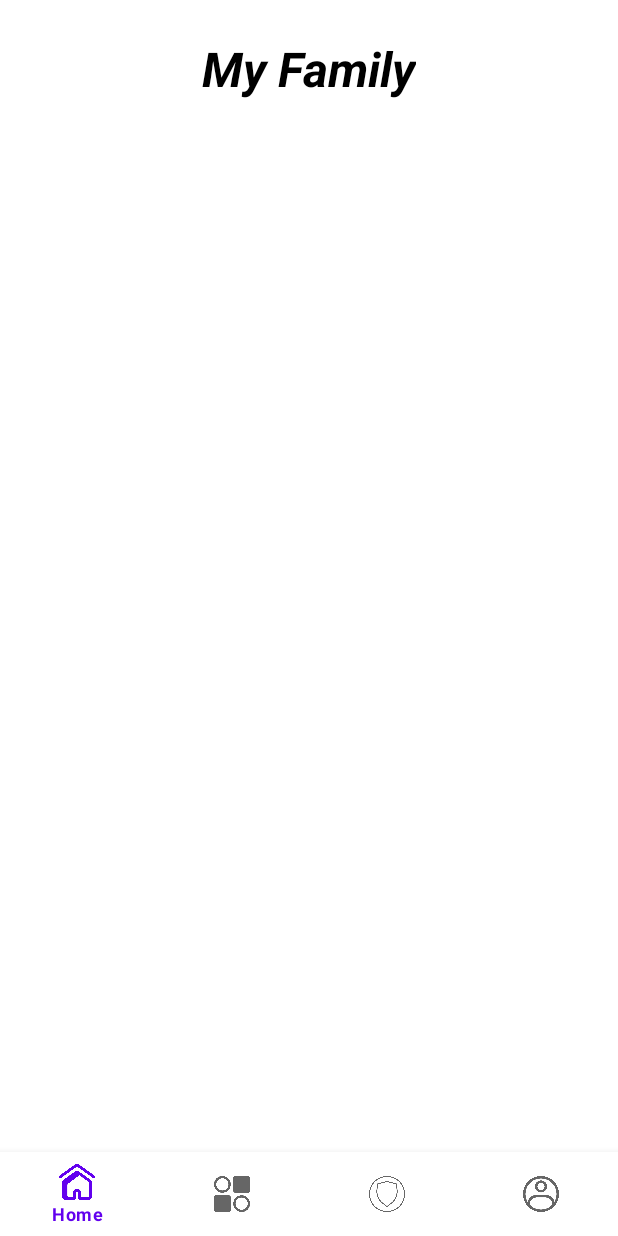
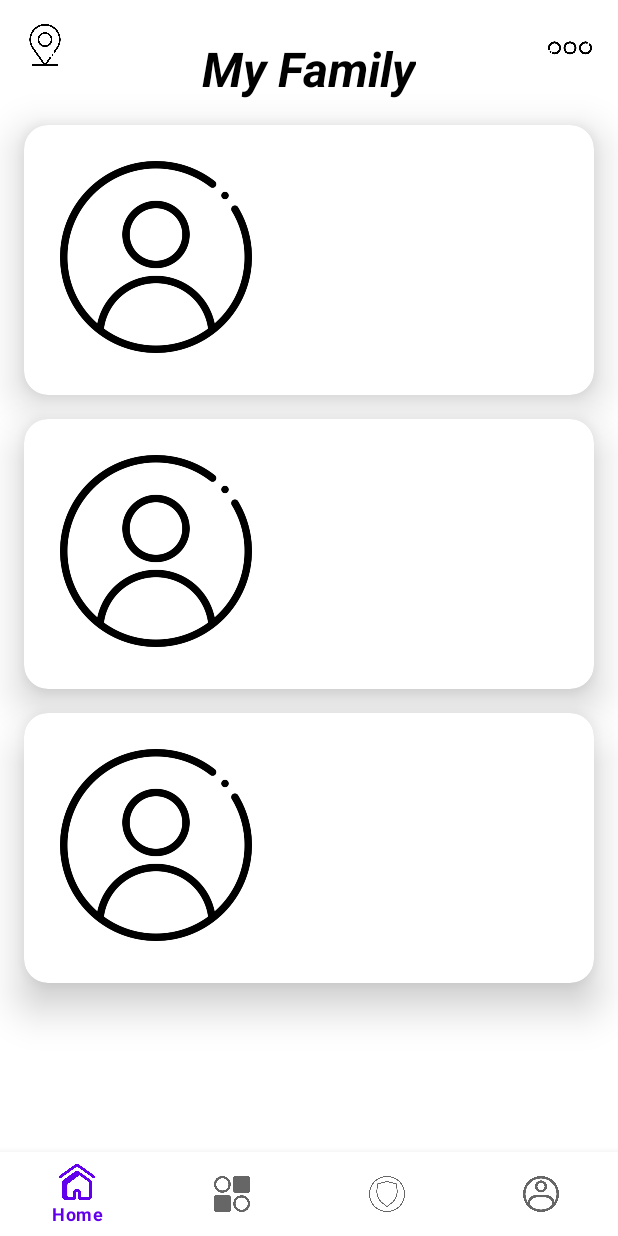
Before and after one commit to kaushiktarun05/FamTrac, an Android app: the fragment HomeFragment placed in its activity, on a phone screen of 412 x 824 dp. Run offline under Robolectric (Android 15) with nearby library versions, the phone set to English and light mode, and no system bars.

Commit message:
icons added

```diff
--- a/app/src/main/res/layout/fragment_dashboard.xml
+++ b/app/src/main/res/layout/fragment_dashboard.xml
@@ -3,6 +3,7 @@
     xmlns:tools="http://schemas.android.com/tools"
     android:layout_width="match_parent"
     android:layout_height="match_parent"
+    android:backgroundTint="@color/darker_gray"
     xmlns:app="http://schemas.android.com/apk/res-auto"
     tools:context=".DashboardFragment">
 
--- a/app/src/main/res/layout/fragment_guard.xml
+++ b/app/src/main/res/layout/fragment_guard.xml
@@ -2,6 +2,7 @@
 <androidx.constraintlayout.widget.ConstraintLayout xmlns:android="http://schemas.android.com/apk/res/android"
     xmlns:app="http://schemas.android.com/apk/res-auto"
     xmlns:tools="http://schemas.android.com/tools"
+    android:backgroundTint="@color/darker_gray"
     android:layout_width="match_parent"
     android:layout_height="match_parent"
     tools:ignore="DuplicateIds">
--- a/app/src/main/res/layout/fragment_home.xml
+++ b/app/src/main/res/layout/fragment_home.xml
@@ -3,8 +3,10 @@
     xmlns:tools="http://schemas.android.com/tools"
     android:layout_width="match_parent"
     android:layout_height="match_parent"
+    android:backgroundTint="@color/darker_gray"
     xmlns:app="http://schemas.android.com/apk/res-auto"
     tools:context=".HomeFragment">
+
 
 
     <TextView
@@ -20,4 +22,87 @@
         app:layout_constraintStart_toStartOf="parent"
         app:layout_constraintTop_toTopOf="parent" />
 
+    <com.google.android.material.card.MaterialCardView
+        app:cardElevation="16dp"
+        android:id="@+id/card_one"
+        android:layout_width="match_parent"
+        android:layout_height="180dp"
+        android:layout_margin="16dp"
+        app:cardBackgroundColor="#FFF"
+        app:cardCornerRadius="16dp"
+        app:layout_constraintTop_toBottomOf="@+id/textView"
+        tools:layout_editor_absoluteX="16dp" >
+
+        <ImageView
+            android:layout_width="128dp"
+            android:layout_height="128dp"
+            android:layout_margin="24dp"
+            android:elevation="16dp"
+            android:src="@drawable/ic_profilephoto" />
+
+    </com.google.android.material.card.MaterialCardView>
+
+
+    <com.google.android.material.card.MaterialCardView
+        app:cardElevation="16dp"
+        android:id="@+id/card_two"
+        android:layout_width="match_parent"
+        android:layout_height="180dp"
+        android:layout_margin="16dp"
+        app:cardBackgroundColor="#FFF"
+        app:cardCornerRadius="16dp"
+        app:layout_constraintTop_toBottomOf="@+id/card_one"
+        tools:layout_editor_absoluteX="16dp" >
+
+        <ImageView
+            android:layout_width="128dp"
+            android:layout_height="128dp"
+            android:layout_margin="24dp"
+            android:elevation="16dp"
+            android:src="@drawable/ic_profilephoto" />
+    </com.google.android.material.card.MaterialCardView>
+
+    <com.google.android.material.card.MaterialCardView
+        app:cardElevation="16dp"
+        android:id="@+id/card_three"
+        android:layout_width="match_parent"
+        android:layout_height="180dp"
+        android:layout_margin="16dp"
+        app:cardBackgroundColor="#FFF"
+        app:cardCornerRadius="16dp"
+        app:layout_constraintTop_toBottomOf="@+id/card_two"
+        tools:layout_editor_absoluteX="16dp" >
+
+        <ImageView
+            android:layout_width="128dp"
+            android:layout_height="128dp"
+            android:elevation="16dp"
+            android:src="@drawable/ic_profilephoto"
+            android:layout_margin="24dp"
+
+            />
+    </com.google.android.material.card.MaterialCardView>
+
+
+    <ImageView
+        android:layout_width="32dp"
+        android:layout_height="32dp"
+        android:elevation="16dp"
+        android:src="@drawable/ic_dots"
+        app:layout_constraintEnd_toEndOf="parent"
+        app:layout_constraintTop_toTopOf="parent"
+        android:layout_margin="16dp"
+        />
+
+    <ImageView
+        android:layout_width="28dp"
+        android:layout_height="28dp"
+        android:layout_margin="16dp"
+        android:elevation="16dp"
+        app:layout_constraintTop_toTopOf="parent"
+        app:layout_constraintStart_toStartOf="parent"
+        android:src="@drawable/ic_mapicon"
+        />
+
+
 </androidx.constraintlayout.widget.ConstraintLayout>
--- a/app/src/main/res/layout/fragment_profile.xml
+++ b/app/src/main/res/layout/fragment_profile.xml
@@ -3,6 +3,7 @@
     xmlns:tools="http://schemas.android.com/tools"
     android:layout_width="match_parent"
     android:layout_height="match_parent"
+    android:backgroundTint="@color/darker_gray"
     xmlns:app="http://schemas.android.com/apk/res-auto"
     tools:context=".ProfileFragment">
 
```
Also changed, not shown: app/src/main/res/drawable/ic_dots.png (added), app/src/main/res/drawable/ic_mapicon.png (added), app/src/main/res/drawable/ic_profilephoto.png (added).
